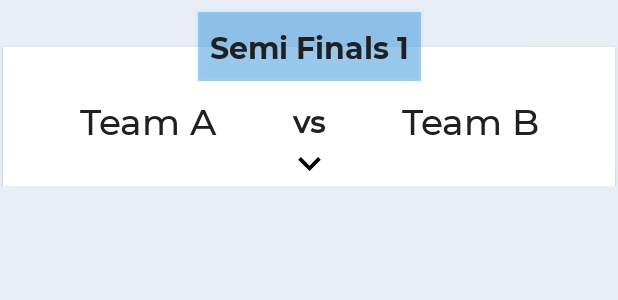
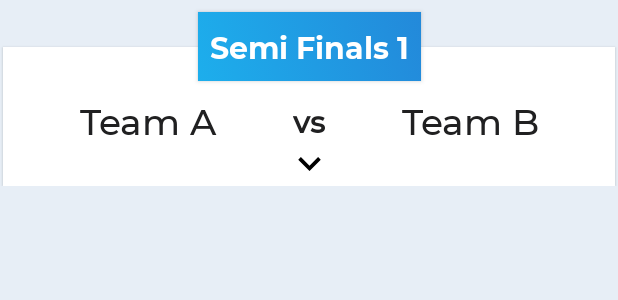
Before and after one commit to Ashwik/Fest-Manager-App, an Android app: the layout card_live_type21.xml on its own in the app's theme, with its tools: preview values and no code run, on a phone screen of 412 x 824 dp. Shown: the top 300 px of the screen. Run offline under Robolectric (Android 15) with nearby library versions, the phone set to English and light mode, and no system bars.

Commit message:
UI changes and some fixes

```diff
--- a/app/src/main/java/com/dota/arena2019/fragment/EventsFragment.java
+++ b/app/src/main/java/com/dota/arena2019/fragment/EventsFragment.java
@@ -173,7 +173,7 @@ public class EventsFragment extends Fragment implements SearchView.OnQueryTextLi
                 Toast.makeText(context, "No Internet", Toast.LENGTH_SHORT).show();
             } else {
                 if (!isnetwork) {
-                    Toast.makeText(context, "Loading....Offline Data", Toast.LENGTH_SHORT).show();
+
                 }
 
                 for (int i = 0; i < results.size(); i++) {
--- a/app/src/main/res/layout/activity_matches.xml
+++ b/app/src/main/res/layout/activity_matches.xml
@@ -6,7 +6,9 @@
     android:layout_width="match_parent"
     android:layout_height="match_parent"
     android:fitsSystemWindows="true"
-    tools:context=".activity.MatchesActivity">
+    tools:context=".activity.MatchesActivity"
+    android:background="@color/sky_color_animation"
+    >
 
     <android.support.design.widget.AppBarLayout
         android:id="@+id/appbar"
--- a/app/src/main/res/layout/card_live_info.xml
+++ b/app/src/main/res/layout/card_live_info.xml
@@ -31,7 +31,7 @@
             android:layout_height="wrap_content"
             android:text="0 matches in progress"
             android:textSize="18sp"
-            android:textColor="@color/winner_text"
+            android:textColor="@color/textColor"
             app:layout_constraintBottom_toBottomOf="parent"
             app:layout_constraintTop_toBottomOf="@+id/title"
             android:textAlignment="center"
--- a/app/src/main/res/layout/card_live_type21.xml
+++ b/app/src/main/res/layout/card_live_type21.xml
@@ -99,10 +99,10 @@
         android:gravity="center"
         android:textSize="20sp"
         android:elevation="2dp"
-        android:background="@color/colorPrimaryDark"
+        android:background="@drawable/gradient_color_square"
         android:padding="8dp"
         android:textAlignment="center"
-        android:textColor="@color/textColor"
+        android:textColor="@color/topbar_textcolor"
         android:fontFamily="@font/montserratbold"
         android:layout_marginTop="8dp"
         app:layout_constraintTop_toTopOf="parent"
--- a/app/src/main/res/layout/fragment_live.xml
+++ b/app/src/main/res/layout/fragment_live.xml
@@ -58,7 +58,10 @@
             <android.support.v7.widget.RecyclerView
                 android:id="@+id/events_live"
                 android:layout_width="match_parent"
-                android:layout_height="match_parent" />
+                android:layout_height="match_parent"
+                android:layout_marginLeft="20dp"
+                android:layout_marginRight="20dp"
+                />
             <TextView
                 android:id="@+id/live_status"
                 android:layout_width="wrap_content"
--- a/app/src/main/res/layout/individual_event_result.xml
+++ b/app/src/main/res/layout/individual_event_result.xml
@@ -62,10 +62,10 @@
         android:gravity="center"
         android:textSize="20sp"
         android:elevation="2dp"
-        android:background="@color/colorPrimaryDark"
+        android:background="@color/gradient_color_2"
         android:padding="8dp"
         android:textAlignment="center"
-        android:textColor="@color/textColor"
+        android:textColor="@color/topbar_textcolor"
         android:fontFamily="@font/montserratbold"
         android:layout_marginTop="8dp"
         app:layout_constraintTop_toTopOf="parent"
```
Also changed, not shown: app/src/main/res/layout/card_live_type22.xml (+6 -3 lines).
